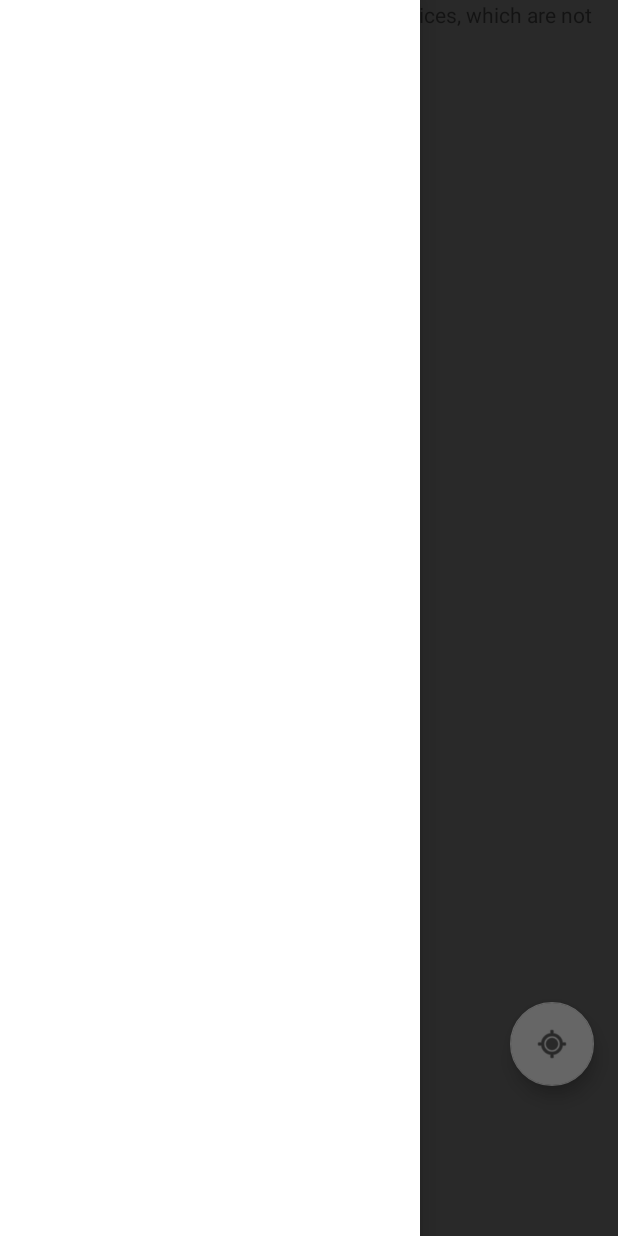
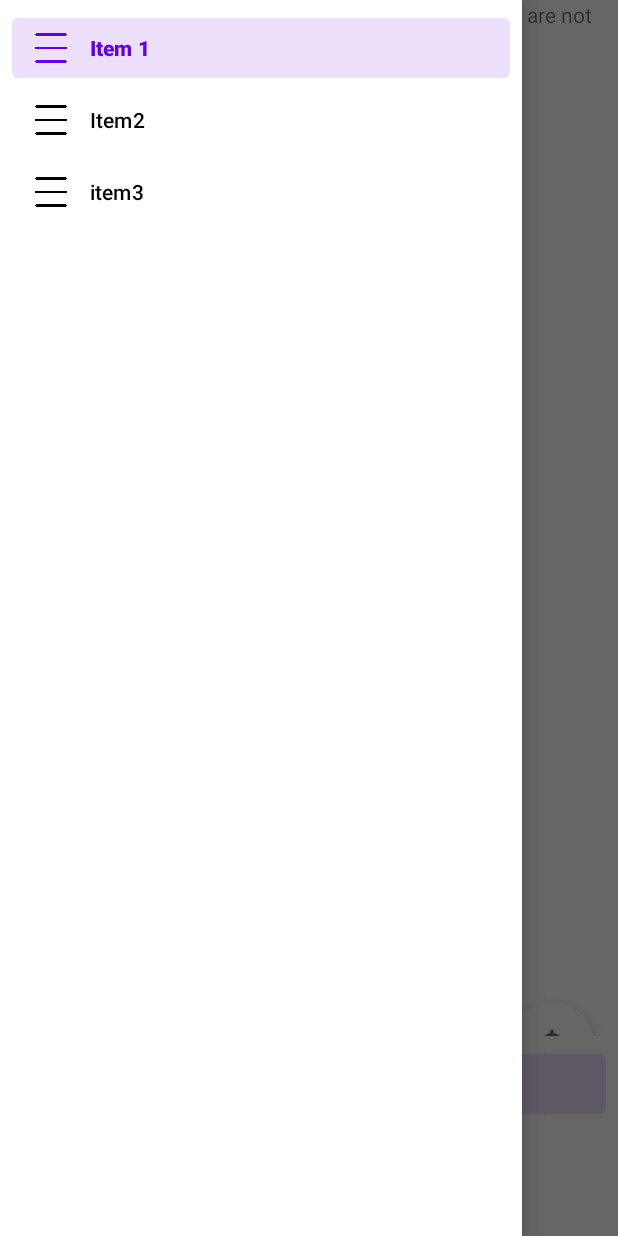
Before and after one commit to jeremysimione/DelivFood, an Android app: the rider screen opened directly, with no data from a screen before it, with the side drawer open, on a phone screen of 412 x 824 dp. Run offline under Robolectric (Android 15) with nearby library versions, the phone set to English and light mode, and no system bars; Roboto replaces fonts that are not available here.

Commit message:
Rider design improve

```diff
--- a/LivraisonRestaurant/app/src/main/java/com/example/livraisonrestaurant/ui/login/Auth/rider.java
+++ b/LivraisonRestaurant/app/src/main/java/com/example/livraisonrestaurant/ui/login/Auth/rider.java
@@ -5,16 +5,20 @@ import androidx.annotation.Nullable;
 import androidx.appcompat.app.AppCompatActivity;
 import androidx.constraintlayout.widget.ConstraintLayout;
 import androidx.core.app.ActivityCompat;
+import androidx.core.content.res.ResourcesCompat;
 import androidx.drawerlayout.widget.DrawerLayout;
 
 import android.Manifest;
 import android.annotation.SuppressLint;
 import android.content.pm.PackageManager;
 import android.content.res.Resources;
+import android.graphics.Color;
 import android.location.Location;
 import android.os.Bundle;
 import android.util.Log;
 import android.view.Gravity;
+import android.view.Menu;
+import android.view.MenuItem;
 import android.view.View;
 import android.widget.Toast;
 
@@ -27,7 +31,10 @@ import com.google.android.gms.maps.SupportMapFragment;
 import com.google.android.gms.maps.model.LatLng;
 import com.google.android.gms.maps.model.MapStyleOptions;
 import com.google.android.gms.maps.model.MarkerOptions;
+import com.google.android.material.bottomappbar.BottomAppBar;
+import com.google.android.material.bottomsheet.BottomSheetBehavior;
 import com.google.android.material.floatingactionbutton.FloatingActionButton;
+import com.google.android.material.math.MathUtils;
 import com.google.android.material.navigation.NavigationView;
 
 public class rider extends AppCompatActivity implements GoogleMap.OnMyLocationButtonClickListener,
@@ -35,10 +42,37 @@ public class rider extends AppCompatActivity implements GoogleMap.OnMyLocationBu
         OnMapReadyCallback {
     private View locationButton;
     private GoogleMap mMap;
+
     @Override
     protected void onCreate(@Nullable Bundle savedInstanceState) {
         super.onCreate(savedInstanceState);
         setContentView(R.layout.activity_rider);
+        NavigationView nv = findViewById(R.id.navigationView);
+       BottomSheetBehavior bottomSheetBehavior= BottomSheetBehavior.from(nv);
+       bottomSheetBehavior.setDraggable(true);
+       bottomSheetBehavior.setPeekHeight(200);
+        bottomSheetBehavior.addBottomSheetCallback(new BottomSheetBehavior.BottomSheetCallback() {
+            @Override
+            public void onStateChanged(@NonNull View bottomSheet, int newState) {
+                if (newState == BottomSheetBehavior.STATE_EXPANDED) {
+                    // do stuff when the drawer is expanded
+                }
+
+                if (newState == BottomSheetBehavior.STATE_COLLAPSED) {
+                    // do stuff when the drawer is collapsed
+                }
+            }
+
+            @Override
+            public void onSlide(@NonNull View bottomSheet, float slideOffset) {
+                // do stuff during the actual drag event for example
+                // animating a background color change based on the offset
+
+
+            }
+        });
+
+
         //ConstraintLayout cl = findViewById(R.id.myconstraintlayout);
         SupportMapFragment mapFragment = (SupportMapFragment) getSupportFragmentManager().findFragmentById(R.id.map);
         mapFragment.getMapAsync(this);
@@ -52,10 +86,22 @@ public class rider extends AppCompatActivity implements GoogleMap.OnMyLocationBu
                 mDrawerLayout.openDrawer(Gravity.START);
             }
         });
-
-
+    NavigationView nv2 =findViewById(R.id.mynv);
+    getCheckedItem(nv2);
     }
 
+    private int getCheckedItem(NavigationView navigationView) {
+        Menu menu = navigationView.getMenu();
+        for (int i = 0; i < menu.size(); i++) {
+            MenuItem item = menu.getItem(i);
+
+            if (item.isChecked()) {
+                item.setChecked(true);
+            }
+        }
+
+        return -1;
+    }
     @SuppressLint("ResourceType")
     @Override
     public void onMapReady(GoogleMap googleMap) {
--- /dev/null
+++ b/LivraisonRestaurant/app/src/main/res/color/menu_item_color_state.xml
@@ -0,0 +1,5 @@
+<?xml version="1.0" encoding="utf-8"?>
+<selector xmlns:android="http://schemas.android.com/apk/res/android">
+    <item android:color="?attr/colorNavigationItemSelected" android:state_checked="true" />
+    <item android:color="?attr/colorPrimary" android:state_checked="false"/>
+</selector>
--- a/LivraisonRestaurant/app/src/main/res/layout/activity_rider.xml
+++ b/LivraisonRestaurant/app/src/main/res/layout/activity_rider.xml
@@ -1,40 +1,49 @@
 <?xml version="1.0" encoding="utf-8"?>
-<androidx.constraintlayout.widget.ConstraintLayout
+<androidx.drawerlayout.widget.DrawerLayout
     xmlns:android="http://schemas.android.com/apk/res/android"
     xmlns:app="http://schemas.android.com/apk/res-auto"
     xmlns:tools="http://schemas.android.com/tools"
-    android:layout_width="match_parent"
-    android:layout_height="match_parent">
-
-    <FrameLayout
-        android:layout_width="match_parent"
-        android:layout_height="match_parent"
-        app:layout_constraintTop_toTopOf="parent">
-
-        <androidx.drawerlayout.widget.DrawerLayout
     android:id="@+id/drawerLayout"
     android:layout_width="match_parent"
     android:layout_height="match_parent"
+    app:layout_anchor="@+id/frameLayout"
+    app:layout_anchorGravity="center"
     tools:openDrawer="start">
             <com.google.android.material.navigation.NavigationView
-            android:layout_width="wrap_content"
+                android:id="@+id/mynv"
+                android:layout_width="match_parent"
                 android:layout_height="match_parent"
-            android:layout_gravity="start" />
-
-
+                android:layout_gravity="start"
+                android:background="#FFFFFF"
+                android:clickable="true"
+                android:isScrollContainer="true"
+                android:longClickable="false"
+                app:menu="@menu/drawer" />
+                <androidx.coordinatorlayout.widget.CoordinatorLayout
+                    android:layout_width="match_parent"
+                    android:layout_height="663dp"
+                    app:layout_constraintEnd_toEndOf="parent"
+                    app:layout_constraintTop_toTopOf="parent">
+                    <com.google.android.material.navigation.NavigationView
+                        android:id="@+id/navigationView"
+                        android:layout_width="match_parent"
+                        android:layout_height="match_parent"
+                        app:behavior_hideable="true"
+                        app:menu="@menu/drawer"
+                        app:layout_behavior="@string/bottom_sheet_behavior" />
 
             <fragment xmlns:android="http://schemas.android.com/apk/res/android"
+                android:id="@+id/map"
                 android:name="com.google.android.gms.maps.SupportMapFragment"
-            android:id="@+id/map"
                 android:layout_width="match_parent"
-            android:layout_height="match_parent"/>
+                android:layout_height="match_parent" />
+
 
                     <androidx.constraintlayout.widget.ConstraintLayout
 
                         android:id="@+id/myconstraintlayout"
                         android:layout_width="match_parent"
                         android:layout_height="match_parent">
-
 
 
                         <com.google.android.material.floatingactionbutton.FloatingActionButton
@@ -122,8 +131,5 @@
                             app:layout_constraintStart_toEndOf="@+id/floatingActionButton10" />
 
                     </androidx.constraintlayout.widget.ConstraintLayout>
+                </androidx.coordinatorlayout.widget.CoordinatorLayout>
         </androidx.drawerlayout.widget.DrawerLayout>
-
-    </FrameLayout>
-
-</androidx.constraintlayout.widget.ConstraintLayout>
--- /dev/null
+++ b/LivraisonRestaurant/app/src/main/res/menu/drawer.xml
@@ -0,0 +1,20 @@
+<?xml version="1.0" encoding="utf-8"?>
+<menu xmlns:android="http://schemas.android.com/apk/res/android">
+    <group
+        android:id="@+id/group1"
+        android:checkableBehavior="single">
+        <item
+            android:id="@+id/item1"
+            android:icon="@drawable/menu_burger_icon_176150"
+            android:title="Item 1"
+            android:checked="true" />
+        <item
+            android:id="@+id/item2"
+            android:icon="@drawable/menu_burger_icon_176150"
+            android:title="Item2" />
+        <item
+            android:id="@+id/item3"
+            android:icon="@drawable/menu_burger_icon_176150"
+            android:title="item3" />
+    </group>
+</menu>
--- a/LivraisonRestaurant/app/src/main/res/values/colors.xml
+++ b/LivraisonRestaurant/app/src/main/res/values/colors.xml
@@ -8,4 +8,5 @@
     <color name="black">#FF000000</color>
     <color name="white">#FFFFFFFF</color>
     <color name="gris">#D7D1D1</color>
+    <color name="colorWhite">#FFFFFF</color>
 </resources>
```
Also changed, not shown: LivraisonRestaurant/app/src/main/res/drawable/menu_background_color_state.xml (added, +7 -0 lines), LivraisonRestaurant/app/src/main/res/values/attr.xml (added, +7 -0 lines), LivraisonRestaurant/app/src/main/res/values/style.xml (+8 -0 lines). Lines whose indentation alone changed are shown as unchanged.
